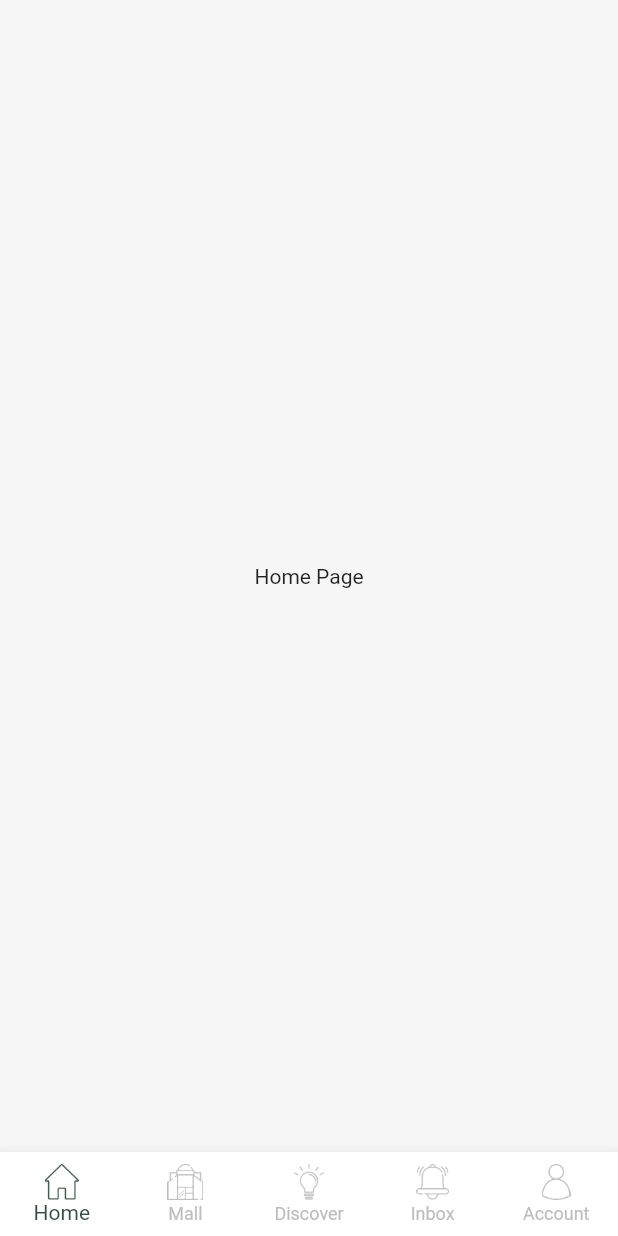
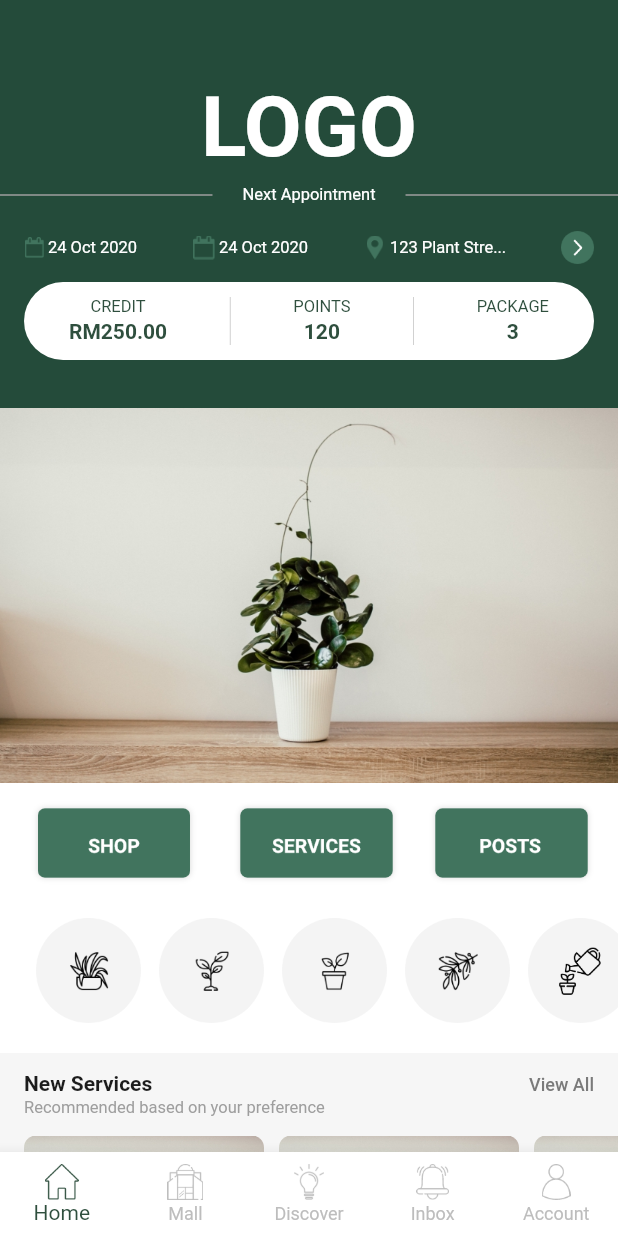
Before and after one commit to fauzibinfaisal/plant_shop, a Flutter app: the screen it shows after launch, on a phone screen of 412 x 824 dp. Run offline on Flutter 3.47's test engine with Material 3 defaults, Android fonts, the light colour scheme and no system bars; our stand-ins replace gap, get.

Commit message:
feat: add home page main layout style: adjust home page spacing for small screens

```diff
--- a/lib/core/theme/app_colors.dart
+++ b/lib/core/theme/app_colors.dart
@@ -2,6 +2,7 @@ import 'package:flutter/material.dart';
 
 class AppColors {
   // Primary Brand Colors
+  static const Color primaryBackground = Color(0xFF244B3A);
   static const Color primary = Color(0xFF2F4F3E);
   static const Color primaryLight = Color(0xFF4F6F5E);
 
@@ -13,10 +14,16 @@ class AppColors {
   static const Color textPrimary = Color(0xFF1C1C1C);
   static const Color textSecondary = Color(0xFF7A7A7A);
   static const Color textMuted = Color(0xFF9E9E9E);
+  static const Color textPrice = Color(0xFF00894D);
 
   // Borders & Dividers
   static const Color border = Color(0xFFE0E0E0);
+  static const Color divider = Color(0x4D333333);
 
   // Icons
   static const Color iconInactive = Color(0xFFBDBDBD);
+
+  // Status
+  static const Color success = Color(0xFF2E7D32);
+  static const Color discount = Color(0xFF2F4F3E);
 }
--- a/lib/core/theme/app_text_styles.dart
+++ b/lib/core/theme/app_text_styles.dart
@@ -2,33 +2,77 @@ import 'package:flutter/material.dart';
 import 'app_colors.dart';
 
 class AppTextStyles {
+  static const TextStyle logo = TextStyle(
+    fontSize: 56,
+    fontWeight: FontWeight.bold,
+    color: Colors.white,
+  );
+
   static const TextStyle headline = TextStyle(
-    fontSize: 20,
+    fontSize: 18,
     fontWeight: FontWeight.w700,
     color: AppColors.textPrimary,
   );
 
   static const TextStyle title = TextStyle(
-    fontSize: 16,
-    fontWeight: FontWeight.w600,
+    fontSize: 14,
+    fontWeight: FontWeight.w700,
     color: AppColors.textPrimary,
   );
 
   static const TextStyle subtitle = TextStyle(
-    fontSize: 14,
+    fontSize: 12,
     fontWeight: FontWeight.w500,
     color: AppColors.textSecondary,
   );
 
+  static const TextStyle description = TextStyle(
+    fontSize: 13,
+    fontWeight: FontWeight.w600,
+
+    color: Colors.black,
+  );
+
   static const TextStyle body = TextStyle(
-    fontSize: 14,
+    fontSize: 12,
     fontWeight: FontWeight.w400,
     color: AppColors.textPrimary,
   );
 
   static const TextStyle caption = TextStyle(
-    fontSize: 14,
+    fontSize: 11,
     fontWeight: FontWeight.normal,
     color: AppColors.textMuted,
   );
+
+  static const TextStyle headerAppointment = TextStyle(
+    fontSize: 11,
+    fontWeight: FontWeight.normal,
+    color: Colors.white,
+  );
+
+  static const TextStyle price = TextStyle(
+    fontSize: 11,
+    fontWeight: FontWeight.normal,
+    color: AppColors.textPrice,
+  );
+
+  static const TextStyle oldPrice = TextStyle(
+    fontSize: 10,
+    fontWeight: FontWeight.normal,
+    color: AppColors.textMuted,
+    decoration: TextDecoration.lineThrough,
+  );
+
+  static const TextStyle button = TextStyle(
+    fontSize: 12,
+    fontWeight: FontWeight.w600,
+    color: Colors.white,
+  );
+
+  static const TextStyle discount = TextStyle(
+    fontSize: 10,
+    fontWeight: FontWeight.w800,
+    color: AppColors.textMuted,
+  );
 }
--- a/lib/core/utils/responsive.dart
+++ b/lib/core/utils/responsive.dart
@@ -8,8 +8,14 @@ class Responsive {
       isSmall(context) ? 12 : 16;
 
   static double sectionGap(BuildContext context) =>
-      isSmall(context) ? 16 : 24;
+      isSmall(context) ? 16 : 32;
+
+  static double smallSectionGap(BuildContext context) =>
+      isSmall(context) ? 8 : 10;
 
   static double itemGap(BuildContext context) =>
-      isSmall(context) ? 12 : 16;
+      isSmall(context) ? 8 : 12;
+
+  static double smallItemGap(BuildContext context) =>
+      isSmall(context) ? 8 : 10;
 }
--- /dev/null
+++ b/lib/features/home/home_controller.dart
@@ -0,0 +1,53 @@
+import 'package:get/get.dart';
+import 'models/service_item.dart';
+
+class HomeController extends GetxController {
+  final services = <ServiceItem>[].obs;
+
+  @override
+  void onInit() {
+    super.onInit();
+    loadMockServices();
+  }
+
+  void loadMockServices() {
+    services.assignAll([
+      ServiceItem(
+        title: 'Lorem ipsum',
+        subtitle: 'Lorem ipsum dolor sit amet consectetur adipiscing elit',
+        image: 'assets/images/plant_image.jpg',
+        price: 'RM 120',
+      ),
+      ServiceItem(
+        title: 'Lorem ipsum',
+        subtitle: 'Lorem ipsum dolor sit amet consectetur adipiscing elit',
+        image: 'assets/images/plant_image.jpg',
+        price: 'RM 180',
+      ),
+      ServiceItem(
+        title: 'Lorem ipsum',
+        subtitle: 'Lorem ipsum dolor sit amet consectetur adipiscing elit',
+        image: 'assets/images/plant_image.jpg',
+        price: 'RM 150',
+      ),
+      ServiceItem(
+        title: 'Lorem ipsum',
+        subtitle: 'Lorem ipsum dolor sit amet consectetur adipiscing elit',
+        image: 'assets/images/plant_image.jpg',
+        price: 'RM 120',
+      ),
+      ServiceItem(
+        title: 'Lorem ipsum',
+        subtitle: 'Lorem ipsum dolor sit amet consectetur adipiscing elit',
+        image: 'assets/images/plant_image.jpg',
+        price: 'RM 180',
+      ),
+      ServiceItem(
+        title: 'Lorem ipsum',
+        subtitle: 'Lorem ipsum dolor sit amet consectetur adipiscing elit',
+        image: 'assets/images/plant_image.jpg',
+        price: 'RM 150',
+      ),
+    ]);
+  }
+}
--- a/lib/features/home/home_page.dart
+++ b/lib/features/home/home_page.dart
@@ -1,12 +1,144 @@
 import 'package:flutter/material.dart';
+import 'package:get/get.dart';
+import 'package:gap/gap.dart';
+
+import '../../core/theme/app_colors.dart';
+import '../../core/utils/responsive.dart';
+import '../../core/theme/app_text_styles.dart';
+import 'home_controller.dart';
+import 'widgets/home_header.dart';
+import 'widgets/wallet_card.dart';
+import 'widgets/home_actions.dart';
+import 'widgets/category_list.dart';
+import 'widgets/service_card.dart';
 
 class HomePage extends StatelessWidget {
   const HomePage({super.key});
 
   @override
   Widget build(BuildContext context) {
-    return const Center(
-      child: Text('Home Page'),
+    final controller = Get.put(HomeController());
+
+    return Scaffold(
+      backgroundColor: Colors.white,
+      body: SingleChildScrollView(
+        // padding: EdgeInsets.all(Responsive.padding(context)),
+        child: Column(
+          crossAxisAlignment: CrossAxisAlignment.start,
+          children: [
+            _buildHeader(context),
+
+            //Banner
+            _buildBanner(context),
+            Gap(Responsive.smallSectionGap(context)),
+
+            _buildHomeAction(context),
+            Gap(Responsive.smallSectionGap(context)),
+
+            _buildCategoryList(context),
+            Gap(Responsive.smallSectionGap(context)),
+
+            _buildService(context, controller),
+          ],
+        ),
+      ),
+    );
+  }
+
+  Widget _buildHeader(BuildContext context) {
+    return Container(
+      padding: EdgeInsets.only(top: 36),
+      color: AppColors.primaryBackground,
+      child: Column(
+        children: [
+          const HomeHeader(),
+          Gap(Responsive.itemGap(context)),
+          Padding(
+            padding: EdgeInsets.symmetric(
+                horizontal: Responsive.padding(context)),
+            child: const WalletCard(),
+          ),
+          Gap(Responsive.sectionGap(context)),
+        ],
+      ),
+    );
+  }
+
+  Widget _buildBanner(BuildContext context) {
+    return ClipRRect(
+      child: Image.asset(
+        'assets/images/home_banner.jpg',
+        height: Responsive.isSmall(context) ? 160 : 250,
+        width: double.infinity,
+        fit: BoxFit.cover,
+      ),
+    );
+  }
+
+  Widget _buildHomeAction(BuildContext context) {
+    return const HomeActions();
+  }
+
+  Widget _buildCategoryList(BuildContext context) {
+    return const CategoryList();
+  }
+
+  Widget _buildService(BuildContext context, HomeController controller) {
+    return Container(
+      color: AppColors.background,
+      child: Column(
+        children: [
+          Padding(
+            padding: EdgeInsets.symmetric(horizontal: Responsive.padding(context)),
+            child: Row(
+              mainAxisAlignment: MainAxisAlignment.spaceBetween,
+              children: [
+                Column(
+                  mainAxisAlignment: MainAxisAlignment.start,
+                  crossAxisAlignment: CrossAxisAlignment.start,
+                  children: [
+                    Gap(Responsive.itemGap(context)),
+                    Text(
+                      'New Services',
+                      style: AppTextStyles.title,
+                    ),
+                    Gap(2),
+                    Text(
+                      'Recommended based on your preference',
+                      style: AppTextStyles.caption,
+                    ),
+                  ],
+                ),
+                Text(
+                  'View All',
+                  style: AppTextStyles.subtitle,
+                ),
+
+              ],
+            ),
+          ),
+          Gap(Responsive.itemGap(context)),
+
+          SizedBox(
+            height: Responsive.isSmall(context) ? 180 : 300,
+            child: Obx(() {
+              return ListView.separated(
+                padding: const EdgeInsets.symmetric(horizontal: 16),
+                scrollDirection: Axis.horizontal,
+                itemCount: controller.services.length,
+                separatorBuilder: (_, __) =>
+                    Gap(Responsive.smallItemGap(context)),
+                itemBuilder: (context, index) {
+                  return ServiceCard(
+                    item: controller.services[index],
+                  );
+                },
+              );
+            }),
+          ),
+          Gap(Responsive.itemGap(context)),
+        ],
+      ),
     );
   }
 }
--- /dev/null
+++ b/lib/features/home/models/service_item.dart
@@ -0,0 +1,13 @@
+class ServiceItem {
+  final String title;
+  final String subtitle;
+  final String image;
+  final String price;
+
+  ServiceItem({
+    required this.title,
+    required this.subtitle,
+    required this.image,
+    required this.price,
+  });
+}
--- /dev/null
+++ b/lib/features/home/widgets/category_list.dart
@@ -0,0 +1,74 @@
+import 'package:flutter/material.dart';
+import 'package:gap/gap.dart';
+
+import '../../../core/theme/app_text_styles.dart';
+
+class CategoryList extends StatelessWidget {
+  const CategoryList({super.key});
+
+  @override
+  Widget build(BuildContext context) {
+
+    return SingleChildScrollView(
+      scrollDirection: Axis.horizontal,
+      child: SizedBox(
+        height: 90,
+        child: Row(
+          spacing: 12,
+              children: [
+                SizedBox(width: 12,),
+                ClipRRect(
+                  child: Image.asset(
+                    'assets/icons/button_icon_1.png',
+                    height: 70,
+                    width: 70,
+                    fit: BoxFit.cover,
+                  ),
+                ),
+                ClipRRect(
+                  child: Image.asset(
+                    'assets/icons/button_icon_2.png',
+                    height: 70,
+                    width: 70,
+                    fit: BoxFit.cover,
+                  ),
+                ),
+                ClipRRect(
+                  child: Image.asset(
+                    'assets/icons/button_icon_3.png',
+                    height: 70,
+                    width: 70,
+                    fit: BoxFit.cover,
+                  ),
+                ),
+                ClipRRect(
+                  child: Image.asset(
+                    'assets/icons/button_icon_4.png',
+                    height: 70,
+                    width: 70,
+                    fit: BoxFit.cover,
+                  ),
+                ),
+                ClipRRect(
+                  child: Image.asset(
+                    'assets/icons/button_icon_5.png',
+                    height: 70,
+                    width: 70,
+                    fit: BoxFit.cover,
+                  ),
+                ),
+                ClipRRect(
+                  child: Image.asset(
+                    'assets/icons/button_icon_1.png',
+                    height: 70,
+                    width: 70,
+                    fit: BoxFit.cover,
+                  ),
+                ),
+                SizedBox(width: 12,),
+              ],
+            ),
+      ),
+    );
+  }
+}
--- /dev/null
+++ b/lib/features/home/widgets/home_actions.dart
@@ -0,0 +1,72 @@
+import 'package:flutter/material.dart';
+import 'package:gap/gap.dart';
+
+import '../../../core/theme/app_text_styles.dart';
+import '../../../core/utils/responsive.dart';
+
+class HomeActions extends StatelessWidget {
+  const HomeActions({super.key});
+
+  @override
+  Widget build(BuildContext context) {
+    return Padding(
+      padding: EdgeInsets.symmetric(horizontal: Responsive.padding(context)),
+      child: Row(
+        mainAxisAlignment: MainAxisAlignment.spaceBetween,
+        children: [
+          ClipRRect(
+            child: Image.asset(
+              'assets/icons/button_shop.png',
+              height: 60,
+              width: 120,
+              fit: BoxFit.fitHeight,
+            ),
+          ),
+          ClipRRect(
+            child: Image.asset(
+              'assets/icons/button_services.png',
+              height: 60,
+              width: 110,
+              fit: BoxFit.fitHeight,
+            ),
+          ),
+          ClipRRect(
+            child: Image.asset(
+              'assets/icons/button_posts.png',
+              height: 60,
+              width: 110,
+              fit: BoxFit.fitHeight,
+            ),
+          ),
+        ],
+      ),
+    );
+  }
+}
+
+class _ActionItem extends StatelessWidget {
+  final IconData icon;
+  final String label;
+
+  const _ActionItem({
+    required this.icon,
+    required this.label,
+  });
+
+  @override
+  Widget build(BuildContext context) {
+    final isSmall = MediaQuery.of(context).size.width < 360;
+
+    return Column(
+      children: [
+        CircleAvatar(
+          radius: isSmall ? 24 : 28,
+          backgroundColor: Colors.grey.shade200,
+          child: Icon(icon, size: isSmall ? 22 : 28),
+        ),
+        const SizedBox(height: 8),
+        Text(label, style: AppTextStyles.subtitle),
+      ],
+    );
+  }
+}
--- /dev/null
+++ b/lib/features/home/widgets/home_header.dart
@@ -0,0 +1,106 @@
+import 'package:flutter/material.dart';
+import 'package:gap/gap.dart';
+import 'package:plant_shop/core/theme/app_colors.dart';
+import '../../../core/theme/app_text_styles.dart';
+import '../../../core/utils/responsive.dart';
+
+class HomeHeader extends StatelessWidget {
+  const HomeHeader({super.key});
+
+  @override
+  Widget build(BuildContext context) {
+    return Column(
+      crossAxisAlignment: CrossAxisAlignment.center,
+      children: [
+        Gap(Responsive.padding(context)),
+        Text(
+          'LOGO',
+          style: AppTextStyles.logo,
+        ),
+        Gap(4),
+        Row(
+          mainAxisAlignment: MainAxisAlignment.spaceBetween,
+          children: [
+            Expanded(
+              child: Divider(
+                color: Colors.grey.shade500,
+                thickness: 1,
+              ),
+            ),
+            Gap(20),
+            Text(
+              'Next Appointment',
+              style: AppTextStyles.headerAppointment,
+            ),
+            Gap(20),
+            Expanded(
+              child: Divider(
+                color: Colors.grey.shade500,
+                thickness: 1,
+              ),
+            ),
+          ],
+        ),
+        Gap(16),
+        Padding(
+          padding: EdgeInsets.symmetric (horizontal: Responsive.padding(context)),
+          child: Row(
+            spacing: 10,
+            mainAxisAlignment: MainAxisAlignment.spaceBetween,
+            children: [
+              _buildHeaderItem(
+                  Image.asset(
+                    'assets/icons/icon_calender.png',
+                    width: 14,
+                    height: 14,
+                    fit: BoxFit.contain,
+                  ),
+                '24 Oct 2020'
+              ),
+              _buildHeaderItem(
+                  Image.asset(
+                    'assets/icons/icon_calender.png',
+                    width: 16,
+                    height: 16,
+                    fit: BoxFit.contain,
+                  ),
+                  '24 Oct 2020'
+              ),
+              _buildHeaderItem(
+                  Image.asset(
+                    'assets/icons/icon_location_light.png',
+                    width: 16,
+                    height: 16,
+                    fit: BoxFit.contain,
+                  ),
+                  '123 Plant Stre...'
+              ),
+              Image.asset(
+                'assets/icons/icon_arrow_right_circle.png',
+                width: 22,
+                height: 22,
+                fit: BoxFit.contain,
+              ),
+              // ImageIcon(
+              //   size: 16,
+              //   AssetImage('assets/icons/icon_arrow_right_circle.png'),
+              //   color: AppColors.primaryLight,
+              // ),
+            ],
+          ),
+        ),
+      ],
+    );
+  }
+}
+
+Widget _buildHeaderItem(Image icon, String label) {
+  return Row(
+    crossAxisAlignment: CrossAxisAlignment.center,
+    children: [
+      icon,
+      const Gap(2),
+      Text(label, style: AppTextStyles.headerAppointment),
+    ],
+  );
+}
--- /dev/null
+++ b/lib/features/home/widgets/service_card.dart
@@ -0,0 +1,67 @@
+import 'package:flutter/material.dart';
+import 'package:gap/gap.dart';
+
+import '../../../core/theme/app_text_styles.dart';
+import '../../../core/utils/responsive.dart';
+import '../models/service_item.dart';
+
+class ServiceCard extends StatelessWidget {
+  final ServiceItem item;
+
+  const ServiceCard({
+    super.key,
+    required this.item,
+  });
+
+  @override
+  Widget build(BuildContext context) {
+    final isSmall = MediaQuery.of(context).size.width < 360;
+
+    return Container(
+      decoration: BoxDecoration(
+        color: Colors.white,
+        borderRadius: BorderRadius.circular(8),
+      ),
+
+      width: isSmall ? 140 : 160,
+      child: Column(
+
+
+        children: [
+          ClipRRect(
+            borderRadius: BorderRadius.circular(8),
+            child: Image.asset(
+              item.image,
+              height: isSmall ? 120 : 170,
+              width: double.infinity,
+              fit: BoxFit.cover,
+            ),
+          ),
+          const SizedBox(height: 8),
+          Padding(
+            padding: EdgeInsets.symmetric(
+            horizontal: 8),
+            child: Column(
+              crossAxisAlignment: CrossAxisAlignment.start,
+              children: [
+                Text(
+                    item.title,
+                  maxLines: 2,
+                    style: AppTextStyles.subtitle,
+                ),
+                const SizedBox(height: 8),
+                Text(
+                  item.subtitle,
+                  style: AppTextStyles.description,
+                  maxLines: 2,
+                ),
+                const SizedBox(height: 4),
+                Text(item.price, style: AppTextStyles.price),
+              ],
+            ),
+          ),
+        ],
+      ),
+    );
+  }
+}
--- /dev/null
+++ b/lib/features/home/widgets/wallet_card.dart
@@ -0,0 +1,48 @@
+import 'package:flutter/material.dart';
+import 'package:gap/gap.dart';
+
+import '../../../core/theme/app_colors.dart';
+import '../../../core/theme/app_text_styles.dart';
+
+class WalletCard extends StatelessWidget {
+  const WalletCard({super.key});
+
+  @override
+  Widget build(BuildContext context) {
+    return Container(
+      height: 52,
+      padding: const EdgeInsets.symmetric(vertical: 10, horizontal: 30),
+      decoration: BoxDecoration(
+        color: Colors.white,
+        borderRadius: BorderRadius.circular(30),
+      ),
+      child: Row(
+        mainAxisAlignment: MainAxisAlignment.spaceBetween,
+        children: [
+          _buildItem('CREDIT', 'RM250.00'),
+          VerticalDivider(
+            color: AppColors.divider,
+            thickness: 0.5
+          ),
+          _buildItem('POINTS', '120'),
+          VerticalDivider(
+            color: AppColors.divider,
+            thickness: 0.5
+          ),
+          _buildItem('PACKAGE', '3'),
+        ],
+      ),
+    );
+  }
+
+  Widget _buildItem(String title, String value) {
+    return Column(
+      crossAxisAlignment: CrossAxisAlignment.center,
+      children: [
+        Text(title, style: AppTextStyles.caption.copyWith(color: AppColors.primary)),
+        const Gap(2),
+        Text(value, style: AppTextStyles.title.copyWith(color: AppColors.primary)),
+      ],
+    );
+  }
+}
```
Also changed, not shown: assets/icons/icon_arrow_right_circle.png (renamed from assets/icons/icon_arrow_right_cicle.png).
